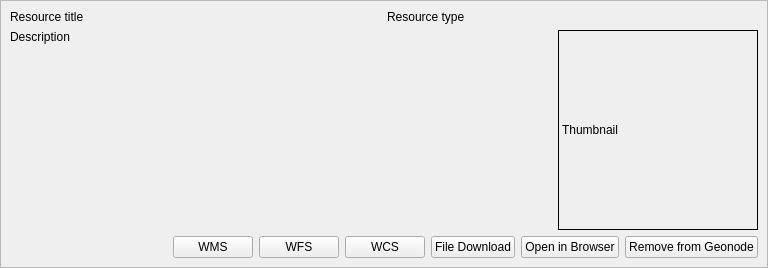
Above: src/qgis_geonode/ui/search_result_widget.ui from GeoNode/QGISGeoNodePlugin before the change. Below: the same form after it.
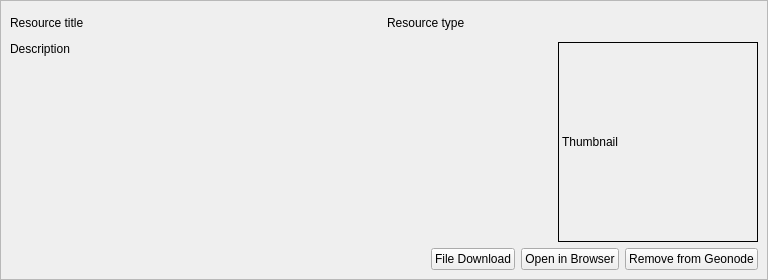
That is the form after the change.

Commit message: adding ogc layer loading buttons dynamically

```diff
--- a/src/qgis_geonode/ui/search_result_widget.ui
+++ b/src/qgis_geonode/ui/search_result_widget.ui
@@ -7,7 +7,7 @@
     <x>0</x>
     <y>0</y>
     <width>768</width>
-    <height>221</height>
+    <height>280</height>
    </rect>
   </property>
   <property name="windowTitle">
@@ -125,36 +125,6 @@
           </property>
          </spacer>
         </item>
-        <item>
-         <widget class="QPushButton" name="wms_btn">
-          <property name="toolTip">
-           <string>&lt;html&gt;&lt;head/&gt;&lt;body&gt;&lt;p&gt;Click to load resource as a WMS layer&lt;/p&gt;&lt;/body&gt;&lt;/html&gt;</string>
-          </property>
-          <property name="text">
-           <string>WMS</string>
-          </property>
-         </widget>
-        </item>
-        <item>
-         <widget class="QPushButton" name="wfs_btn">
-          <property name="toolTip">
-           <string>&lt;html&gt;&lt;head/&gt;&lt;body&gt;&lt;p&gt;Click to load as a WFS layer&lt;/p&gt;&lt;/body&gt;&lt;/html&gt;</string>
-          </property>
-          <property name="text">
-           <string>WFS</string>
-          </property>
-         </widget>
-        </item>
-        <item>
-         <widget class="QPushButton" name="wcs_btn">
-          <property name="toolTip">
-           <string>&lt;html&gt;&lt;head/&gt;&lt;body&gt;&lt;p&gt;Click to load resource as a WMS layer&lt;/p&gt;&lt;/body&gt;&lt;/html&gt;</string>
-          </property>
-          <property name="text">
-           <string>WCS</string>
-          </property>
-         </widget>
-        </item>
         <item>
          <widget class="QPushButton" name="download_btn">
           <property name="toolTip">
```
Left out of the diff: 2 changed lines with no effect on the pictures. The commit also changes 1 other file.
